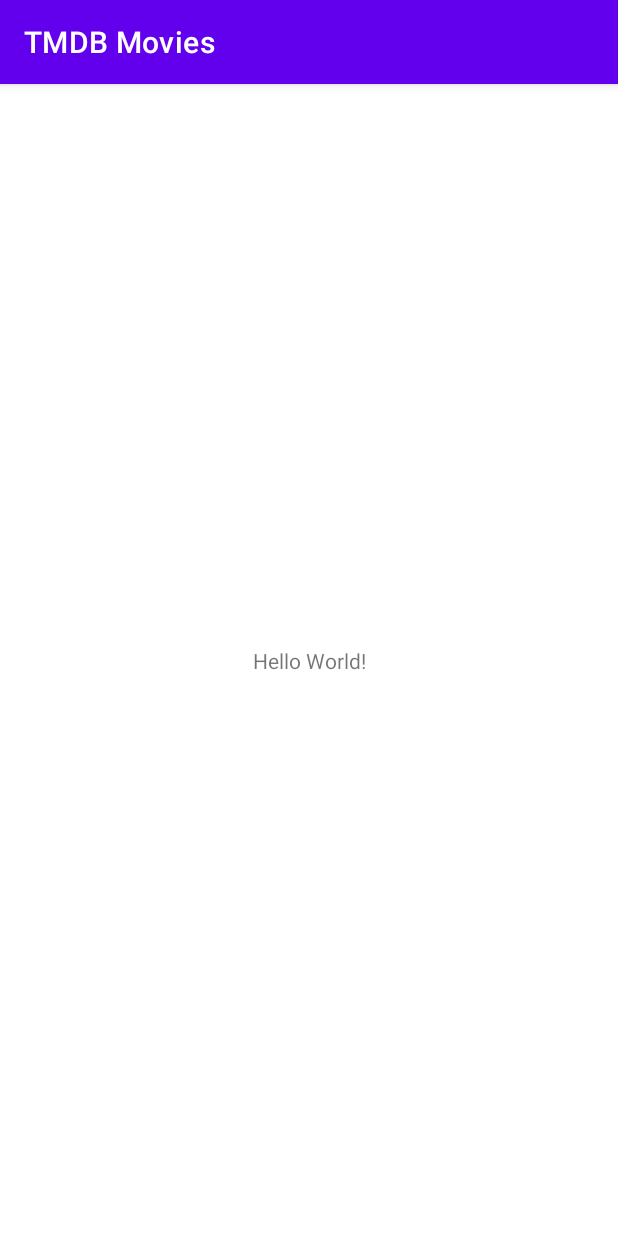
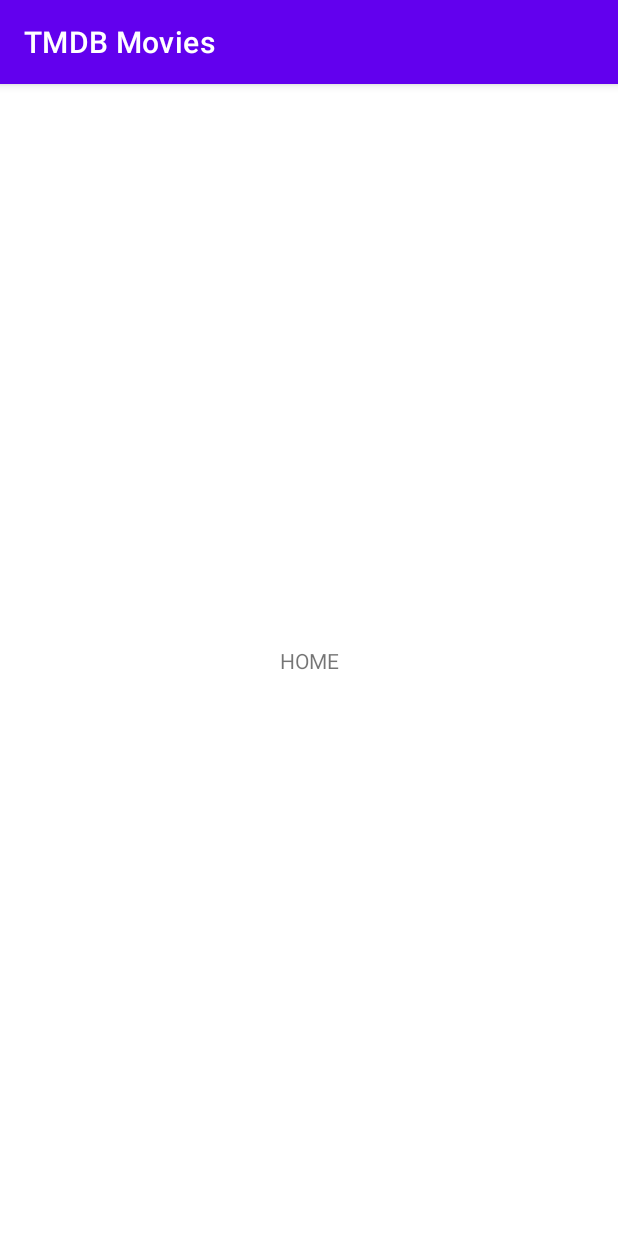
Before and after one commit to Keader/TMDBMovies, an Android app: the screen it shows after launch (MainActivity), on a phone screen of 412 x 824 dp. Run offline under Robolectric (Android 15) with nearby library versions, the phone set to English and light mode, and no system bars; our stand-ins replace Dagger/Hilt's generated code, Timber, data binding; 2 statements that could not run were skipped.

Commit message:
Added initial support to MVVM, Navigation and Fixed Dependecy Injection

```diff
--- a/app/src/main/AndroidManifest.xml
+++ b/app/src/main/AndroidManifest.xml
@@ -1,6 +1,8 @@
 <?xml version="1.0" encoding="utf-8"?>
 <manifest xmlns:android="http://schemas.android.com/apk/res/android"
     package="dev.keader.tmdbmovies">
+
+    <uses-permission android:name="android.permission.INTERNET" />
 
     <application
         android:name=".TMDBMovies"
--- a/app/src/main/java/dev/keader/tmdbmovies/Constants.java
+++ b/app/src/main/java/dev/keader/tmdbmovies/Constants.java
@@ -5,4 +5,5 @@ public class Constants {
     public static final String TMDB_BASE = "https://" + TMDB_URL + "/3/";
     public static final String TMDB_API_KEY = "3b809df6da55d64fb1608332afbe82e0";
     public static final String TMDB_BASE_IMAGE_URL ="https://image.tmdb.org/t/p/";
+    public static final String TMDB_EXTERNAL_SOURCE = "imdb_id";
 }
--- /dev/null
+++ b/app/src/main/java/dev/keader/tmdbmovies/view/home/HomeFragment.java
@@ -0,0 +1,30 @@
+package dev.keader.tmdbmovies.view.home;
+
+import android.os.Bundle;
+import android.view.LayoutInflater;
+import android.view.View;
+import android.view.ViewGroup;
+import androidx.annotation.NonNull;
+import androidx.annotation.Nullable;
+import androidx.databinding.DataBindingUtil;
+import androidx.fragment.app.Fragment;
+import androidx.lifecycle.ViewModelProvider;
+
+import dagger.hilt.android.AndroidEntryPoint;
+import dev.keader.tmdbmovies.R;
+import dev.keader.tmdbmovies.databinding.FragmentHomeBinding;
+
+@AndroidEntryPoint
+public class HomeFragment extends Fragment {
+    private HomeViewModel viewModel;
+    private FragmentHomeBinding binding;
+
+    @Nullable
+    @Override
+    public View onCreateView(@NonNull LayoutInflater inflater, @Nullable ViewGroup container, @Nullable Bundle savedInstanceState) {
+        viewModel = new ViewModelProvider(this).get(HomeViewModel.class);
+        binding = DataBindingUtil.inflate(inflater, R.layout.fragment_home, container, false);
+
+        return binding.getRoot();
+    }
+}
--- a/app/src/main/res/layout/activity_main.xml
+++ b/app/src/main/res/layout/activity_main.xml
@@ -6,13 +6,16 @@
     android:layout_height="match_parent"
     tools:context=".MainActivity">
 
-    <TextView
-        android:layout_width="wrap_content"
-        android:layout_height="wrap_content"
-        android:text="Hello World!"
+    <androidx.fragment.app.FragmentContainerView
+        android:id="@+id/nav_host_fragment"
+        android:name="androidx.navigation.fragment.NavHostFragment"
+        android:layout_width="0dp"
+        android:layout_height="0dp"
+        app:defaultNavHost="true"
         app:layout_constraintBottom_toBottomOf="parent"
-        app:layout_constraintLeft_toLeftOf="parent"
-        app:layout_constraintRight_toRightOf="parent"
-        app:layout_constraintTop_toTopOf="parent" />
+        app:layout_constraintEnd_toEndOf="parent"
+        app:layout_constraintStart_toStartOf="parent"
+        app:layout_constraintTop_toTopOf="parent"
+        app:navGraph="@navigation/nav_graph" />
 
 </androidx.constraintlayout.widget.ConstraintLayout>
--- /dev/null
+++ b/app/src/main/res/layout/fragment_home.xml
@@ -0,0 +1,24 @@
+<?xml version="1.0" encoding="utf-8"?>
+<layout xmlns:android="http://schemas.android.com/apk/res/android"
+    xmlns:app="http://schemas.android.com/apk/res-auto"
+    xmlns:tools="http://schemas.android.com/tools">
+
+    <data>
+
+    </data>
+
+    <androidx.constraintlayout.widget.ConstraintLayout
+        android:layout_width="match_parent"
+        android:layout_height="match_parent">
+
+        <TextView
+            android:id="@+id/textView"
+            android:layout_width="wrap_content"
+            android:layout_height="wrap_content"
+            android:text="HOME"
+            app:layout_constraintBottom_toBottomOf="parent"
+            app:layout_constraintEnd_toEndOf="parent"
+            app:layout_constraintStart_toStartOf="parent"
+            app:layout_constraintTop_toTopOf="parent" />
+    </androidx.constraintlayout.widget.ConstraintLayout>
+</layout>
--- /dev/null
+++ b/app/src/main/res/navigation/nav_graph.xml
@@ -0,0 +1,12 @@
+<?xml version="1.0" encoding="utf-8"?>
+<navigation xmlns:android="http://schemas.android.com/apk/res/android"
+    xmlns:app="http://schemas.android.com/apk/res-auto" android:id="@+id/nav_graph"
+    app:startDestination="@id/homeFragment">
+
+    <fragment
+        android:id="@+id/homeFragment"
+        android:name="dev.keader.tmdbmovies.view.home.HomeFragment"
+        android:label="HomeFragment" />
+
+
+</navigation>
--- a/build.gradle
+++ b/build.gradle
@@ -1,5 +1,8 @@
 // Top-level build file where you can add configuration options common to all sub-projects/modules.
 buildscript {
+
+    ext.version_navigation = "2.3.1"
+
     repositories {
         google()
         jcenter()
@@ -8,6 +11,7 @@ buildscript {
         classpath "com.android.tools.build:gradle:4.1.1"
 
         classpath 'com.google.dagger:hilt-android-gradle-plugin:2.28-alpha'
+        classpath "androidx.navigation:navigation-safe-args-gradle-plugin:$version_navigation"
 
         // NOTE: Do not place your application dependencies here; they belong
         // in the individual module build.gradle files
```
Also changed, not shown: app/build.gradle (+22 -2 lines), app/src/main/java/dev/keader/tmdbmovies/api/tmdb/MovieDetail.java (+84 -3 lines), app/src/main/java/dev/keader/tmdbmovies/repository/TMDBRepository.java (+22 -11 lines), app/src/main/java/dev/keader/tmdbmovies/view/home/HomeViewModel.java (added, +16 -0 lines).
